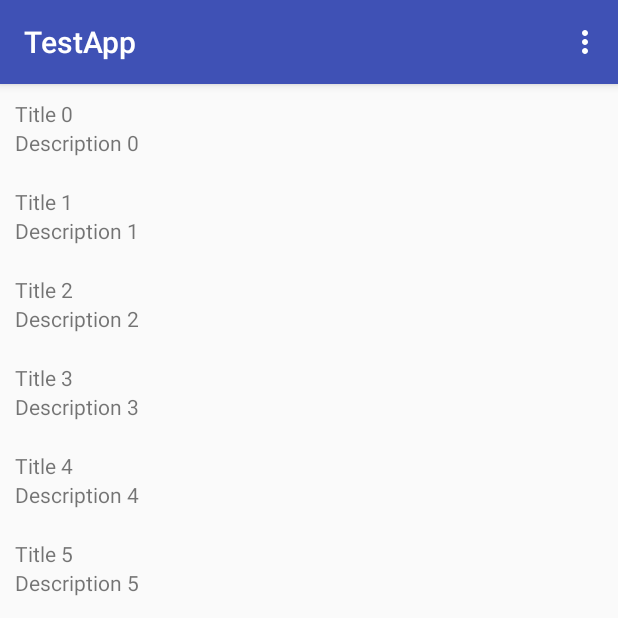
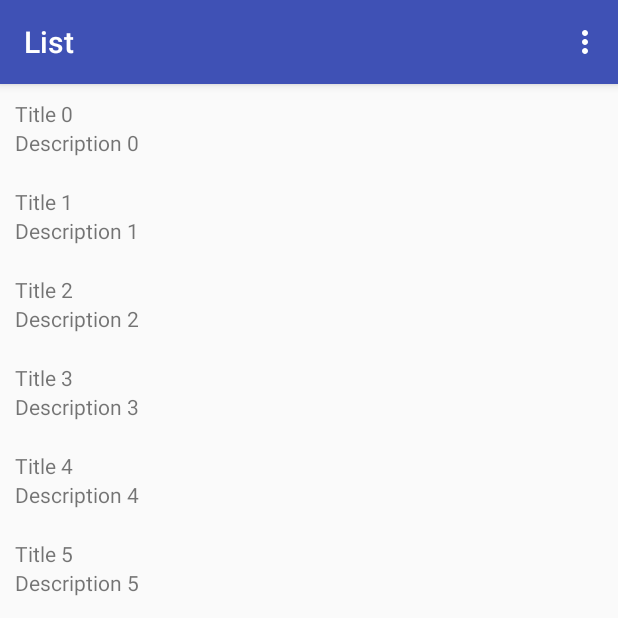
Before and after one commit to MaksimShumko/TestApp, an Android app: the screen it shows after launch (MainActivity), on a phone screen of 412 x 824 dp, the top half of it. Run offline under Robolectric (Android 15) with nearby library versions, the phone set to English and light mode, and no system bars.

Commit message:
set action bar title

```diff
--- a/app/src/main/res/values/strings.xml
+++ b/app/src/main/res/values/strings.xml
@@ -2,4 +2,7 @@
     <string name="app_name">TestApp</string>
 
     <string name="menu_go_back">Back</string>
+    <string name="menu_title_list">List</string>
+    <string name="menu_title_details">Details</string>
+    <string name="menu_title_list_and_details">List &amp; details</string>
 </resources>
```
Also changed, not shown: app/src/main/java/com/example/maksim/testapp/activities/MainActivity.java (+16 -1 lines).
